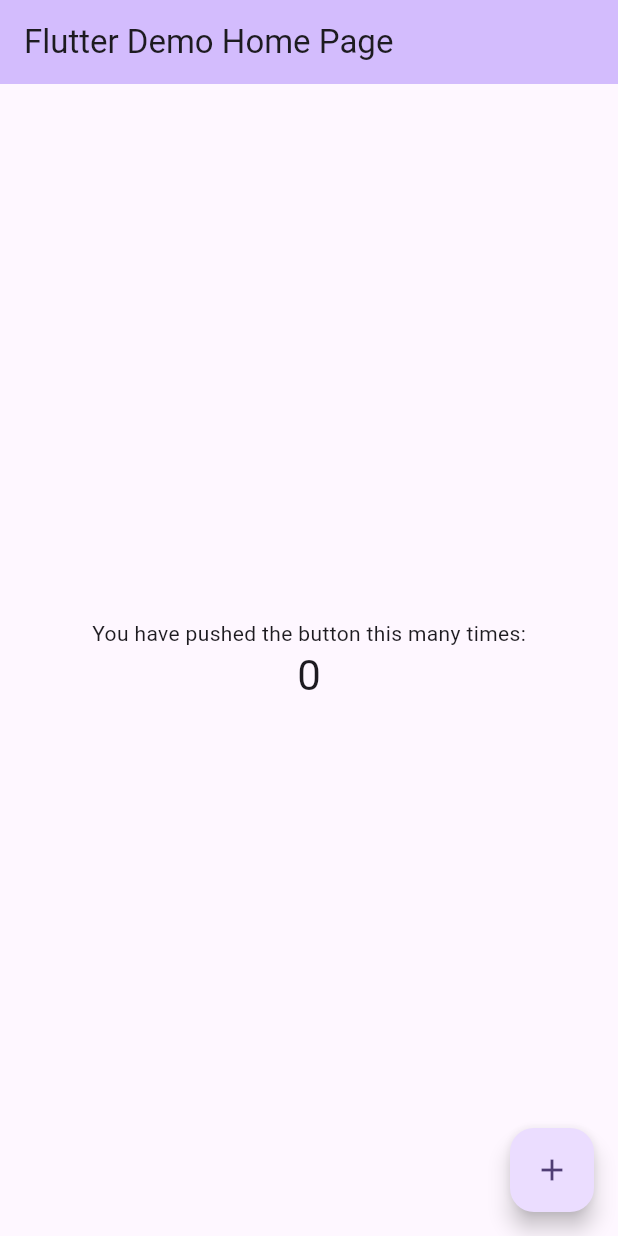
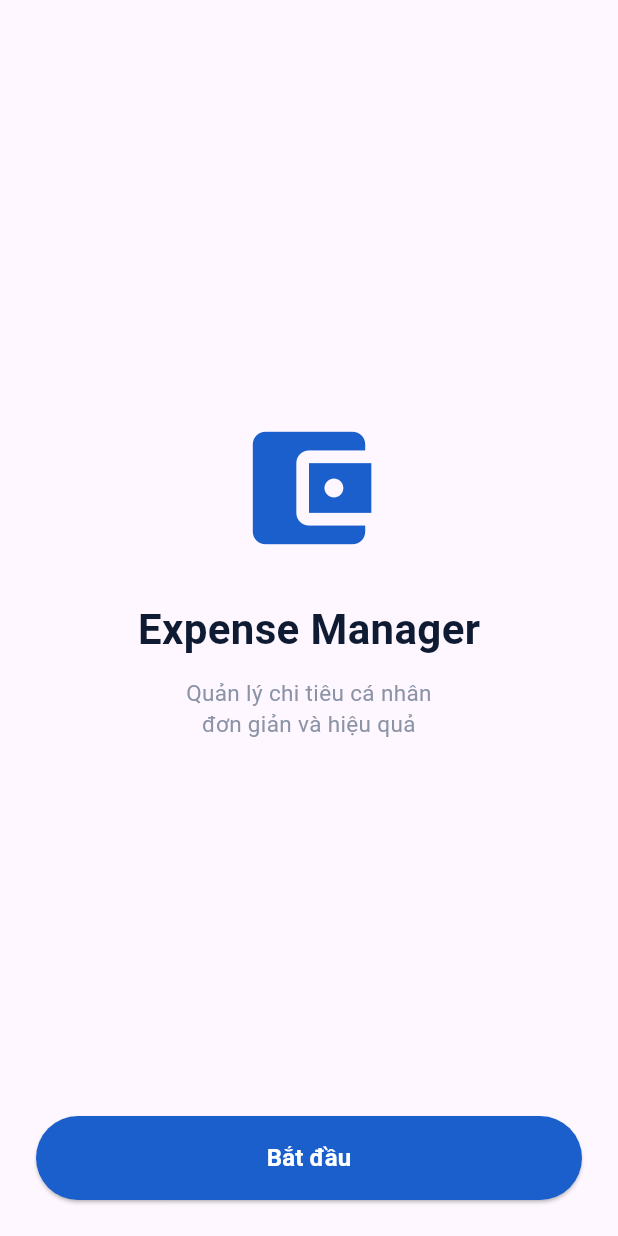
Before and after one commit to ldkhangkhmt2411035-spec/KHMT2411035_LamDuyKhang_casestudy1, a Flutter app: the screen it shows after launch, on a phone screen of 412 x 824 dp. Run offline on Flutter 3.47's test engine with Material 3 defaults, Android fonts, the phone set to English and light mode, and no system bars.

Commit message:
Buoi 2: Widget co ban, Widget Tree

```diff
--- a/lib/main.dart
+++ b/lib/main.dart
@@ -1,121 +1,106 @@
 import 'package:flutter/material.dart';
 
 void main() {
-  runApp(const MyApp());
+  runApp(const ExpenseManagerApp());
 }
 
-class MyApp extends StatelessWidget {
-  const MyApp({super.key});
+// Buổi 2: MaterialApp là Widget gốc của ứng dụng (mục 9)
+class ExpenseManagerApp extends StatelessWidget {
+  const ExpenseManagerApp({super.key});
 
-  // This widget is the root of your application.
   @override
   Widget build(BuildContext context) {
     return MaterialApp(
-      title: 'Flutter Demo',
-      theme: ThemeData(
-        // This is the theme of your application.
-        //
-        // TRY THIS: Try running your application with "flutter run". You'll see
-        // the application has a purple toolbar. Then, without quitting the app,
-        // try changing the seedColor in the colorScheme below to Colors.green
-        // and then invoke "hot reload" (save your changes or press the "hot
-        // reload" button in a Flutter-supported IDE, or press "r" if you used
-        // the command line to start the app).
-        //
-        // Notice that the counter didn't reset back to zero; the application
-        // state is not lost during the reload. To reset the state, use hot
-        // restart instead.
-        //
-        // This works for code too, not just values: Most code changes can be
-        // tested with just a hot reload.
-        colorScheme: .fromSeed(seedColor: Colors.deepPurple),
-      ),
-      home: const MyHomePage(title: 'Flutter Demo Home Page'),
+      debugShowCheckedModeBanner: false,
+      title: 'Expense Manager',
+      home: const WelcomeScreen(),
     );
   }
 }
 
-class MyHomePage extends StatefulWidget {
-  const MyHomePage({super.key, required this.title});
-
-  // This widget is the home page of your application. It is stateful, meaning
-  // that it has a State object (defined below) that contains fields that affect
-  // how it looks.
-
-  // This class is the configuration for the state. It holds the values (in this
-  // case the title) provided by the parent (in this case the App widget) and
-  // used by the build method of the State. Fields in a Widget subclass are
-  // always marked "final".
-
-  final String title;
-
-  @override
-  State<MyHomePage> createState() => _MyHomePageState();
-}
-
-class _MyHomePageState extends State<MyHomePage> {
-  int _counter = 0;
-
-  void _incrementCounter() {
-    setState(() {
-      // This call to setState tells the Flutter framework that something has
-      // changed in this State, which causes it to rerun the build method below
-      // so that the display can reflect the updated values. If we changed
-      // _counter without calling setState(), then the build method would not be
-      // called again, and so nothing would appear to happen.
-      _counter++;
-    });
-  }
+// Màn hình Chào mừng — Widget Tree (Buổi 2, mục 49):
+//
+// Scaffold
+// └── SafeArea
+//     └── Padding
+//         └── Column
+//             ├── Expanded
+//             │   └── Column (Icon, SizedBox, Text, SizedBox, Text)
+//             └── SizedBox
+//                 └── ElevatedButton
+class WelcomeScreen extends StatelessWidget {
+  const WelcomeScreen({super.key});
 
   @override
   Widget build(BuildContext context) {
-    // This method is rerun every time setState is called, for instance as done
-    // by the _incrementCounter method above.
-    //
-    // The Flutter framework has been optimized to make rerunning build methods
-    // fast, so that you can just rebuild anything that needs updating rather
-    // than having to individually change instances of widgets.
     return Scaffold(
-      appBar: AppBar(
-        // TRY THIS: Try changing the color here to a specific color (to
-        // Colors.amber, perhaps?) and trigger a hot reload to see the AppBar
-        // change color while the other colors stay the same.
-        backgroundColor: Theme.of(context).colorScheme.inversePrimary,
-        // Here we take the value from the MyHomePage object that was created by
-        // the App.build method, and use it to set our appbar title.
-        title: Text(widget.title),
-      ),
-      body: Center(
-        // Center is a layout widget. It takes a single child and positions it
-        // in the middle of the parent.
-        child: Column(
-          // Column is also a layout widget. It takes a list of children and
-          // arranges them vertically. By default, it sizes itself to fit its
-          // children horizontally, and tries to be as tall as its parent.
-          //
-          // Column has various properties to control how it sizes itself and
-          // how it positions its children. Here we use mainAxisAlignment to
-          // center the children vertically; the main axis here is the vertical
-          // axis because Columns are vertical (the cross axis would be
-          // horizontal).
-          //
-          // TRY THIS: Invoke "debug painting" (choose the "Toggle Debug Paint"
-          // action in the IDE, or press "p" in the console), to see the
-          // wireframe for each widget.
-          mainAxisAlignment: .center,
-          children: [
-            const Text('You have pushed the button this many times:'),
-            Text(
-              '$_counter',
-              style: Theme.of(context).textTheme.headlineMedium,
-            ),
-          ],
+      body: SafeArea(
+        child: Padding(
+          padding: const EdgeInsets.all(24),
+          child: Column(
+            children: [
+              Expanded(
+                child: Column(
+                  mainAxisAlignment: MainAxisAlignment.center,
+                  children: [
+                    // Logo — tạm dùng Icon vì chưa có file ảnh thật.
+                    // Nếu có file logo, thay bằng:
+                    // Image.asset('assets/images/logo.png', width: 120),
+                    const Icon(
+                      Icons.account_balance_wallet,
+                      size: 100,
+                      color: Color(0xFF1B5FCC),
+                    ),
+                    const SizedBox(height: 24),
+                    const Text(
+                      'Expense Manager',
+                      style: TextStyle(
+                        fontSize: 28,
+                        fontWeight: FontWeight.bold,
+                        color: Color(0xFF0F1B33),
+                      ),
+                    ),
+                    const SizedBox(height: 12),
+                    const Text(
+                      'Quản lý chi tiêu cá nhân\n'
+                          'đơn giản và hiệu quả',
+                      textAlign: TextAlign.center,
+                      style: TextStyle(
+                        fontSize: 15,
+                        color: Color(0xFF8A94A6),
+                      ),
+                    ),
+                  ],
+                ),
+              ),
+              SizedBox(
+                width: double.infinity,
+                height: 56,
+                child: ElevatedButton(
+                  style: ElevatedButton.styleFrom(
+                    backgroundColor: const Color(0xFF1B5FCC),
+                    shape: RoundedRectangleBorder(
+                      borderRadius: BorderRadius.circular(28),
+                    ),
+                  ),
+                  onPressed: () {
+                    // Buổi 2 chưa xử lý điều hướng (mục 48 tài liệu:
+                    // "chưa tạo ra một luồng nghiệp vụ thực sự")
+                    print('Bắt đầu');
+                  },
+                  child: const Text(
+                    'Bắt đầu',
+                    style: TextStyle(
+                      fontSize: 16,
+                      fontWeight: FontWeight.bold,
+                      color: Colors.white,
+                    ),
+                  ),
+                ),
+              ),
+            ],
+          ),
         ),
-      ),
-      floatingActionButton: FloatingActionButton(
-        onPressed: _incrementCounter,
-        tooltip: 'Increment',
-        child: const Icon(Icons.add),
       ),
     );
   }
```
Also changed, not shown: 2 other files.
